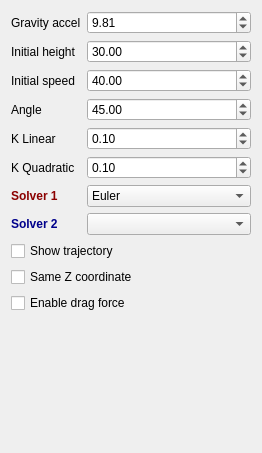
First picture: the form in forms/widgetprojectiles.ui, repository AdriaL-FIB/Physics-Simulator, before the edit.
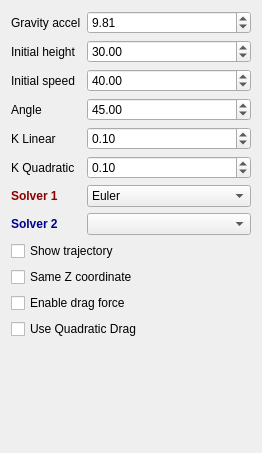
Second picture: the form after the edit.

The edit to the form file:
```diff
--- a/forms/widgetprojectiles.ui
+++ b/forms/widgetprojectiles.ui
@@ -205,6 +205,13 @@
      </property>
     </widget>
    </item>
+   <item row="11" column="0" colspan="2">
+    <widget class="QCheckBox" name="useQuadraticDrag">
+     <property name="text">
+      <string>Use Quadratic Drag</string>
+     </property>
+    </widget>
+   </item>
   </layout>
  </widget>
  <resources/>
```
